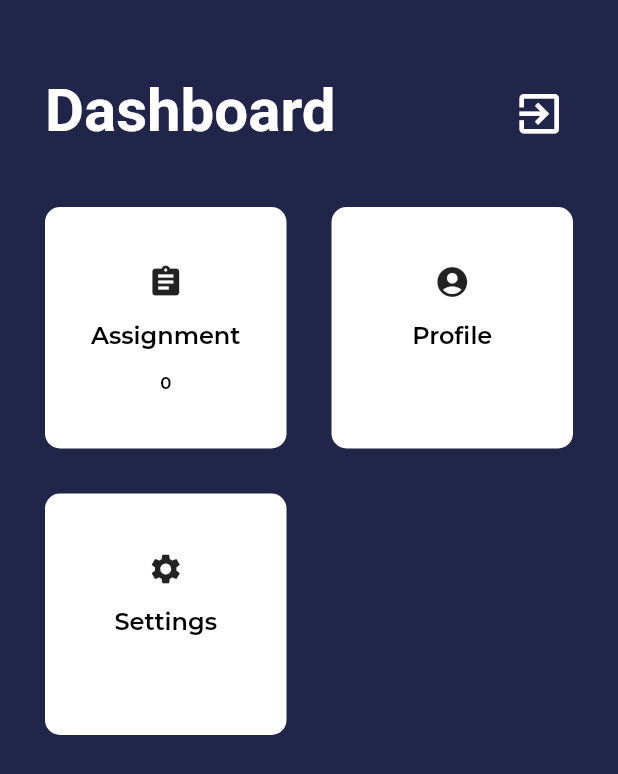
After one commit to Lunari8546/eLesson, a Flutter app: the Homepage screen opened directly, on a phone screen of 412 x 824 dp. The commit adds this screen. Shown: the top 774 px of the screen. Run offline on Flutter 3.47's test engine with Material 2 defaults, Android fonts, the phone set to English and light mode, and no system bars; our stand-ins replace firebase_auth, google_fonts; accounts and stored records are empty.

Commit message:
Version 0.0.3

```diff
--- a/lib/variables.dart
+++ b/lib/variables.dart
@@ -1,3 +1,6 @@
 import 'package:flutter/material.dart';
 
 const Color backgroundColor = Color(0xFF21254a);
+
+var isStudent = false;
+var isTeacher = false;
--- a/lib/views/auth.dart
+++ b/lib/views/auth.dart
@@ -15,7 +15,8 @@ class _AuthState extends State<Auth> {
 
   @override
   Widget build(BuildContext context) {
-    return Scaffold(
+    return SafeArea(
+      child: Scaffold(
         resizeToAvoidBottomInset: false,
         backgroundColor: backgroundColor,
         body: Form(
@@ -84,7 +85,7 @@ class _AuthState extends State<Auth> {
                       child: TextFormField(
                         validator: (input) {
                           if (input.isEmpty) {
-                          return "Input email";
+                            return "Invalid email";
                           }
                         },
                         style: GoogleFonts.montserrat(
@@ -119,7 +120,7 @@ class _AuthState extends State<Auth> {
                       child: TextFormField(
                         validator: (input) {
                           if(input.isEmpty){
-                          return "Input Password";
+                            return "Invalid Password";
                           }
                         },
                         obscureText: true,
@@ -185,7 +186,7 @@ class _AuthState extends State<Auth> {
                     SizedBox(height: 30),
                     GestureDetector(
                       onTap: () => {
-
+                        signUp()
                       },
                       child: Center(
                         child: Container(
@@ -212,6 +213,7 @@ class _AuthState extends State<Auth> {
             ],
           ),
         ),
+      ),
     );
   }
 
@@ -221,7 +223,22 @@ class _AuthState extends State<Auth> {
       formState.save();
       try {
         FirebaseUser user = (await FirebaseAuth.instance.signInWithEmailAndPassword(email: _email, password: _password)).user;
-        Navigator.push(
+        Navigator.pushReplacement(
+          context,
+          MaterialPageRoute(builder: (context) => Homepage())
+        );
+      } catch(e) {
+        print(e.message);
+      }
+    }
+  }
+
+  void signUp() async {
+    if (_formKey.currentState.validate()) {
+      _formKey.currentState.save();
+      try {
+        FirebaseUser user = (await FirebaseAuth.instance.createUserWithEmailAndPassword(email: _email, password: _password)).user;
+        Navigator.pushReplacement(
           context,
           MaterialPageRoute(builder: (context) => Homepage())
         );
--- a/lib/views/homepage.dart
+++ b/lib/views/homepage.dart
@@ -1,4 +1,7 @@
+import 'package:eLesson/variables.dart';
 import 'package:flutter/material.dart';
+import 'package:google_fonts/google_fonts.dart';
+import 'package:eLesson/widgets/dashboard.dart';
 
 class Homepage extends StatefulWidget {
   @override
@@ -8,8 +11,51 @@ class Homepage extends StatefulWidget {
 class _HomepageState extends State<Homepage> {
   @override
   Widget build(BuildContext context) {
-    return Scaffold(
+    return SafeArea(
+      child: Scaffold(
+        resizeToAvoidBottomInset: false,
+        backgroundColor: backgroundColor,
+        body: Column(
+          crossAxisAlignment: CrossAxisAlignment.start,
+          children: <Widget>[
+            SizedBox(height: 50),
+            Padding(
+              padding: EdgeInsets.symmetric(horizontal: 30),
+              child: Row(
+                mainAxisAlignment: MainAxisAlignment.spaceBetween,
+                children: <Widget>[
+                  Column(
+                    crossAxisAlignment: CrossAxisAlignment.start,
+                    children: <Widget>[
+                      Text(
+                        "Dashboard",
+                        style: GoogleFonts.anticSlab(
+                          color: Colors.white,
+                          fontSize: 40,
+                          fontWeight: FontWeight.bold
+                       ),
+                      )
+                    ],
+                  ),
+                  IconButton(
+                    alignment: Alignment.topCenter,
+                    icon: Icon(
+                      Icons.exit_to_app,
+                      color: Colors.white,
+                      size: 35,
+                    ),
+                    onPressed: () => {
 
+                    },
+                  ),
+                ],
+              ),
+            ),
+            SizedBox(height: 40),
+            Dashboard()
+          ],
+        ),
+      ),
     );
   }
 }
--- /dev/null
+++ b/lib/widgets/dashboard.dart
@@ -0,0 +1,88 @@
+import 'package:flutter/material.dart';
+import 'package:google_fonts/google_fonts.dart';
+
+class Dashboard extends StatelessWidget {
+  DashboardItem item1 = new DashboardItem(
+    title: "Assignment",
+    event: "0",
+    icon: Icon(Icons.assignment),
+    function: () => {
+
+    }
+  );
+
+  DashboardItem item2 = new DashboardItem(
+    title: "Profile",
+    event: "",
+    icon: Icon(Icons.account_circle),
+    function: () => {
+
+    }
+  );
+
+  DashboardItem item3 = new DashboardItem(
+    title: "Settings",
+    event: "",
+    icon: Icon(Icons.settings),
+    function: () => {
+
+    }
+  );
+
+  @override
+  Widget build(BuildContext context) {
+    List<DashboardItem> dashboardList = [item1, item2, item3];
+    return Flexible(
+      child: GridView.count(
+        childAspectRatio: 1.0,
+        padding: EdgeInsets.symmetric(horizontal: 30),
+        crossAxisCount: 2,
+        crossAxisSpacing: 30,
+        mainAxisSpacing: 30,
+        children: dashboardList.map((data) {
+          return GestureDetector(
+            onTap: data.function,
+            child: Container(
+              decoration: BoxDecoration(
+                color: Colors.white,
+                borderRadius: BorderRadius.circular(10)
+              ),
+              child: Column(
+                mainAxisAlignment: MainAxisAlignment.center,
+                children: <Widget>[
+                  Icon(data.icon.icon),
+                  SizedBox(height: 14),
+                  Text(
+                    data.title,
+                    style: GoogleFonts.montserrat(
+                      color: Colors.black,
+                      fontSize: 16,
+                      fontWeight: FontWeight.w600
+                    ),
+                  ),
+                  SizedBox(height: 14),
+                  Text(
+                    data.event,
+                    style: GoogleFonts.montserrat(
+                      color: Colors.black,
+                      fontSize: 11,
+                      fontWeight: FontWeight.w600
+                    ),
+                  ),
+                ],
+              ),
+            ),
+          );
+        }).toList()
+      ),
+    );
+  }
+}
+
+class DashboardItem {
+  String title;
+  String event;
+  Icon icon;
+  Function function;
+  DashboardItem({this.title, this.event, this.icon, this.function});
+}
--- a/pubspec.yaml
+++ b/pubspec.yaml
@@ -32,6 +32,7 @@ dependencies:
 dev_dependencies:
   flutter_test:
     sdk: flutter
+  flutter_spinkit: "^4.1.2"
   firebase: ^7.3.0
   firebase_auth: ^0.16.1
   firebase_core: ^0.4.5
```
Also changed, not shown: pubspec.lock, 1 other file. Lines whose indentation alone changed are shown as unchanged.
